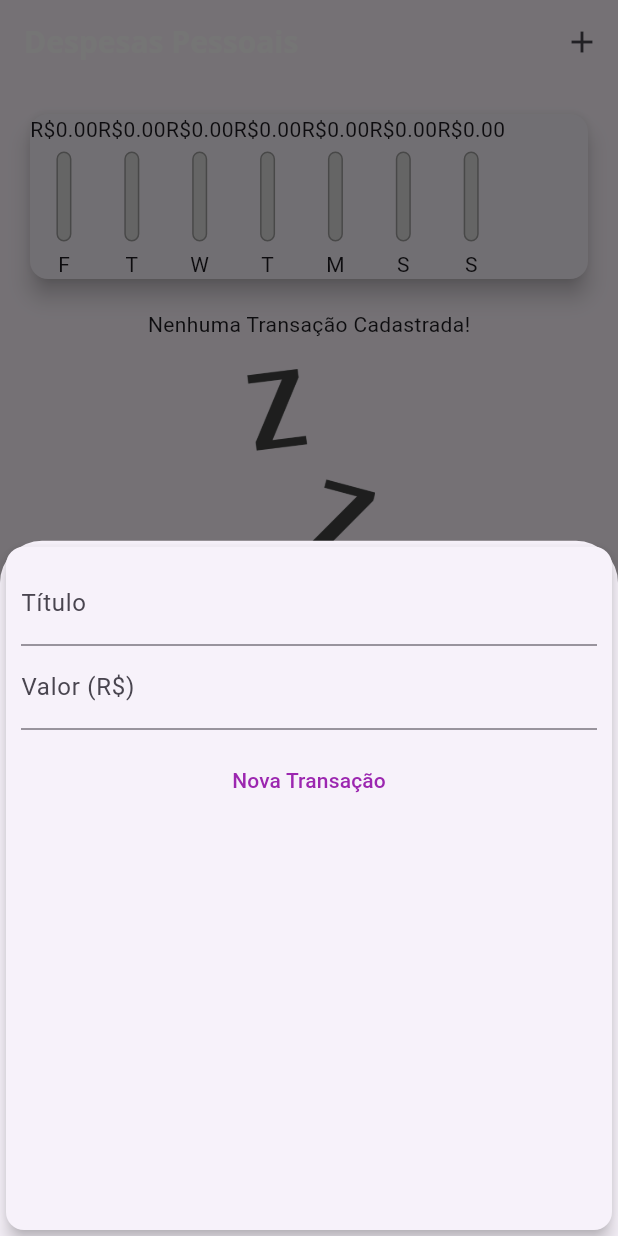
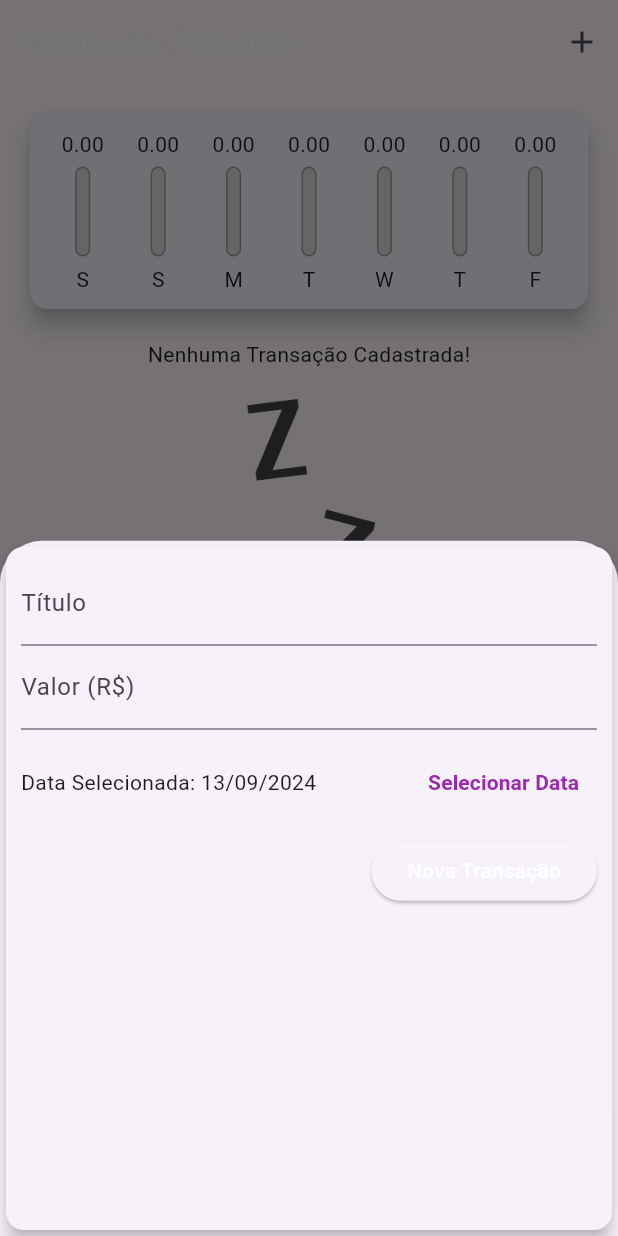
Before and after one commit to maxcielOliv/expenses_app, a Flutter app: the screen it shows after launch, after a tap on the "add" icon, on a phone screen of 412 x 824 dp. Run offline on Flutter 3.47's test engine with Material 3 defaults, Android fonts, the phone set to English and light mode, and no system bars.

Commit message:
date transaction

```diff
--- a/lib/app/components/chart.dart
+++ b/lib/app/components/chart.dart
@@ -34,7 +34,7 @@ class Chart extends StatelessWidget {
           'value': sum,
         };
       },
-    );
+    ).reversed.toList();
   }
 
   double get _weekTotalValue {
@@ -49,16 +49,24 @@ class Chart extends StatelessWidget {
     return Card(
       elevation: 6,
       margin: const EdgeInsets.all(20),
+      child: Padding(
+        padding: const EdgeInsets.all(10),
         child: Row(
+            mainAxisAlignment: MainAxisAlignment.spaceAround,
             children: groupedTransactions.map(
               (tr) {
-          return ChartBar(
+                return Expanded(
+                  child: ChartBar(
                     label: '${tr['day']}',
                     value: (tr['value'] as double),
-            percentage: (tr['value'] as double) / _weekTotalValue,
+                    percentage: _weekTotalValue == 0
+                        ? 0
+                        : (tr['value'] as double) / _weekTotalValue,
+                  ),
                 );
               },
             ).toList()),
+      ),
     );
   }
 }
--- a/lib/app/components/chart_bar.dart
+++ b/lib/app/components/chart_bar.dart
@@ -16,11 +16,16 @@ class ChartBar extends StatelessWidget {
   Widget build(BuildContext context) {
     return Column(
       children: [
-        Text('R\$${value.toStringAsFixed(2)}'),
+        SizedBox(
+          height: 20,
+          child: FittedBox(
+            child: Text(value.toStringAsFixed(2)),
+          ),
+        ),
         const SizedBox(
           height: 5,
         ),
-        Container(
+        SizedBox(
           height: 60,
           width: 10,
           child: Stack(
--- a/lib/app/components/transaction_form.dart
+++ b/lib/app/components/transaction_form.dart
@@ -1,7 +1,8 @@
 import 'package:flutter/material.dart';
+import 'package:intl/intl.dart';
 
 class TransactionForm extends StatefulWidget {
-  final void Function(String, double) onSubmit;
+  final void Function(String, double, DateTime) onSubmit;
 
   const TransactionForm({
     super.key,
@@ -15,6 +16,7 @@ class TransactionForm extends StatefulWidget {
 class _TransactionFormState extends State<TransactionForm> {
   final titleController = TextEditingController();
   final valueController = TextEditingController();
+  DateTime selectedDate = DateTime.now();
 
   submitForm() {
     final title = titleController.text;
@@ -24,7 +26,28 @@ class _TransactionFormState extends State<TransactionForm> {
       return;
     }
 
-    widget.onSubmit(title, value);
+    widget.onSubmit(title, value, selectedDate);
+  }
+
+  _showDatePicker() {
+    showDatePicker(
+      context: context,
+      initialDate: DateTime.now(),
+      firstDate: DateTime(2000),
+      lastDate: DateTime.now(),
+    ).then(
+      (pickedDate) {
+        if (pickedDate == null) {
+          return;
+        }
+
+        setState(
+          () {
+            selectedDate = pickedDate;
+          },
+        );
+      },
+    );
   }
 
   @override
@@ -51,18 +74,38 @@ class _TransactionFormState extends State<TransactionForm> {
                 labelText: 'Valor (R\$)',
               ),
             ),
-            Padding(
-              padding: const EdgeInsets.all(10),
-              child: TextButton(
-                onPressed: () {
-                  submitForm();
-                },
-                child: Text(
-                  'Nova Transação',
-                  style:
-                      TextStyle(color: Theme.of(context).colorScheme.primary),
+            SizedBox(
+              height: 70,
+              child: Row(
+                children: [
+                  Expanded(
+                    child: Text(
+                      'Data Selecionada: ${DateFormat('d/MM/y').format(selectedDate)}',
+                    ),
+                  ),
+                  TextButton(
+                    onPressed: _showDatePicker,
+                    child: const Text(
+                      'Selecionar Data',
+                      style: TextStyle(fontWeight: FontWeight.bold),
+                    ),
+                  )
+                ],
+              ),
+            ),
+            Row(
+              mainAxisAlignment: MainAxisAlignment.end,
+              children: [
+                ElevatedButton(
+                  onPressed: () {
+                    submitForm();
+                  },
+                  child: const Text(
+                    'Nova Transação',
+                    style: TextStyle(color: Colors.white),
+                  ),
                 ),
-              ),
+              ],
             )
           ],
         ),
--- a/lib/app/views/home_page.dart
+++ b/lib/app/views/home_page.dart
@@ -13,19 +13,7 @@ class HomePage extends StatefulWidget {
 }
 
 class _HomePageState extends State<HomePage> {
-  final List<Transaction> _transactions = [
-    // Transaction(
-    //     id: 't1',
-    //     title: 'Novo Tênis de Corrida',
-    //     value: 310.67,
-    //     date: DateTime.now()),
-    // Transaction(
-    //   id: 't2',
-    //   title: 'Conta de Luz',
-    //   value: 211.30,
-    //   date: DateTime.now(),
-    // ),
-  ];
+  final List<Transaction> _transactions = [];
 
   List<Transaction> get _recentTransactions {
     return _transactions.where((transaction) {
@@ -34,12 +22,12 @@ class _HomePageState extends State<HomePage> {
     }).toList();
   }
 
-  addTransaction(String title, double value) {
+  addTransaction(String title, double value, DateTime date) {
     final newTransaction = Transaction(
       id: Random().nextDouble().toString(),
       title: title,
       value: value,
-      date: DateTime.now(),
+      date: date,
     );
 
     setState(
```
Also changed, not shown: lib/app/components/transaction_list.dart (+19 -35 lines). Lines whose indentation alone changed are shown as unchanged.
